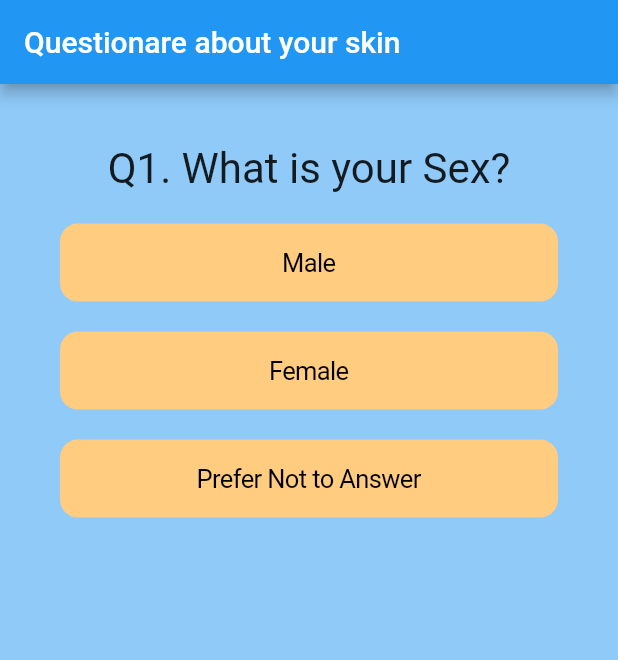
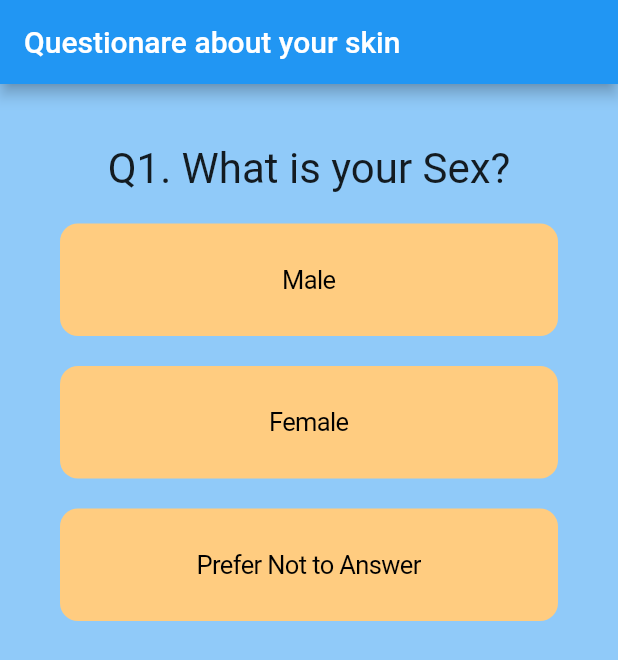
Before and after one commit to raghavansus/FinalOrionHacks, a Flutter app: the screen it shows after launch, after a tap on the "accessibility" icon, on a phone screen of 412 x 824 dp. Shown: the top 660 px of the screen. Run offline on Flutter 3.47's test engine with Material 2 defaults, Android fonts, the phone set to English and light mode, and no system bars.

Commit message:
asdhagsd 3 big buttons

```diff
--- a/lib/Eyes.dart
+++ b/lib/Eyes.dart
@@ -201,6 +201,8 @@ class Answer extends StatelessWidget {
 
       width: double.infinity,
       child: Container(
+        height: 75,
+        width: MediaQuery.of(context).size.width/2,
         margin: EdgeInsets.all(10),
         child: CupertinoButton(
           //const Color(0xFFFFCC80)
--- a/lib/Skin.dart
+++ b/lib/Skin.dart
@@ -211,6 +211,8 @@ class Answer extends StatelessWidget {
 
       width: double.infinity,
       child: Container(
+        height: 75,
+        width: MediaQuery.of(context).size.width/2,
         margin: EdgeInsets.all(10),
         child: CupertinoButton(
           //const Color(0xFFFFCC80)
```
